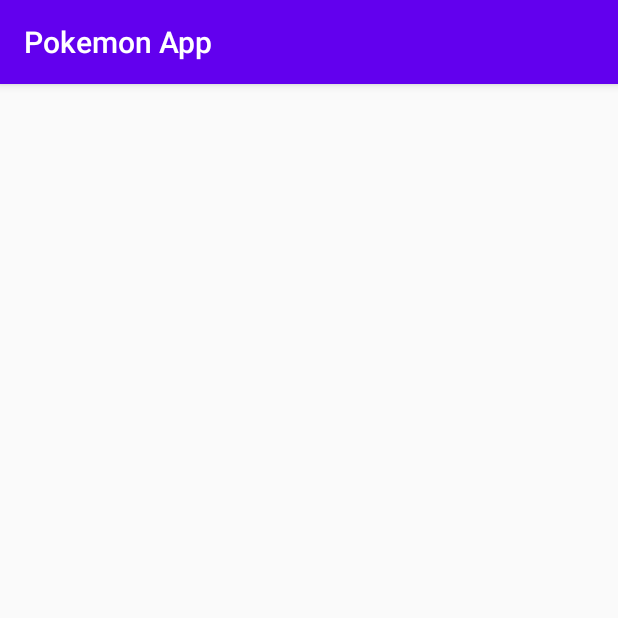
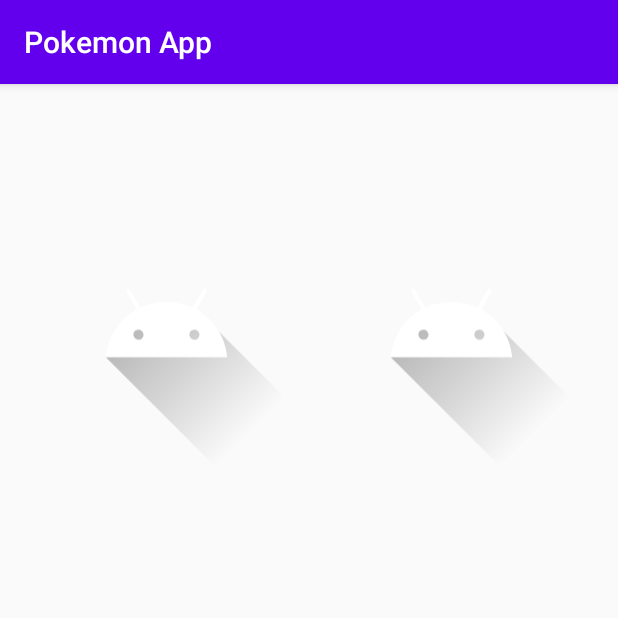
Before and after one commit to overflow96/PokemonApp, an Android app: the PokemonDetailActivity screen opened directly, with no data from a screen before it, on a phone screen of 412 x 824 dp, the top half of it. Run offline under Robolectric (Android 15) with nearby library versions, the phone set to English and light mode, and no system bars; our stand-ins replace paging; libraries missing offline, so code that uses them is left out: androidx.paging; network calls fail; pictures from the network do not load; 3 statements that could not run were skipped.

Commit message:
added new factory and pokemon detail layout

```diff
--- a/app/src/main/AndroidManifest.xml
+++ b/app/src/main/AndroidManifest.xml
@@ -12,7 +12,7 @@
         android:supportsRtl="true"
         android:theme="@style/AppTheme">
         <activity android:name=".ui.PokemonDetailActivity"></activity>
-        <activity android:name=".ui.MainActivity">
+        <activity android:name=".ui.PokemonListActivity">
             <intent-filter>
                 <action android:name="android.intent.action.MAIN" />
 
--- a/app/src/main/java/com/example/pokemonapp/data/PokemonListDataSource.kt
+++ b/app/src/main/java/com/example/pokemonapp/data/PokemonListDataSource.kt
@@ -20,10 +20,6 @@ class PokemonListDataSource(private val webservice: PokemonWebservice, private v
         }
     }
 
-    override fun loadBefore(params: LoadParams<Int>, callback: LoadCallback<Int, Pokemon>) {
-
-    }
-
     override fun loadAfter(params: LoadParams<Int>, callback: LoadCallback<Int, Pokemon>) {
         coroutineScope.launch {
             val pokemonResponse = webservice.getPokemonList((params.key -1) *10, 10)
@@ -36,4 +32,6 @@ class PokemonListDataSource(private val webservice: PokemonWebservice, private v
             }
         }
     }
+
+    override fun loadBefore(params: LoadParams<Int>, callback: LoadCallback<Int, Pokemon>) {}
 }
--- /dev/null
+++ b/app/src/main/java/com/example/pokemonapp/data/PokemonListDataSourceFactory.kt
@@ -0,0 +1,12 @@
+package com.example.pokemonapp.data
+
+import androidx.paging.DataSource
+import com.example.pokemonapp.model.Pokemon
+import com.example.pokemonapp.network.PokemonWebservice
+import kotlinx.coroutines.CoroutineScope
+
+class PokemonListDataSourceFactory(private val webservice: PokemonWebservice, private val coroutineScope: CoroutineScope) : DataSource.Factory<Int, Pokemon>() {
+    override fun create(): DataSource<Int, Pokemon> {
+        return PokemonListDataSource(webservice, coroutineScope)
+    }
+}
--- a/app/src/main/java/com/example/pokemonapp/data/Repository.kt
+++ b/app/src/main/java/com/example/pokemonapp/data/Repository.kt
@@ -1,45 +1,29 @@
 package com.example.pokemonapp.data
 
 import androidx.lifecycle.LiveData
-import androidx.lifecycle.viewModelScope
-import androidx.paging.DataSource
 import androidx.paging.LivePagedListBuilder
 import androidx.paging.PagedList
 import com.example.pokemonapp.model.Pokemon
-import com.example.pokemonapp.model.PokemonApi
 import com.example.pokemonapp.model.PokemonDetail
 import com.example.pokemonapp.network.PokemonWebservice
-import kotlinx.coroutines.CoroutineScope
 
-class Repository(private val webservice: PokemonWebservice, private val coroutineScope: CoroutineScope) {
-    private val liveData : LiveData<PagedList<Pokemon>>
+class Repository(private val webservice: PokemonWebservice, pokemonListDataSourceFactory: PokemonListDataSourceFactory) {
+    val pokemonList : LiveData<PagedList<Pokemon>>
+
+    private companion object{
+        const val PAGE_SIZE = 10
+    }
 
     init {
         val config = PagedList.Config.Builder()
-            .setPageSize(10)
+            .setPageSize(PAGE_SIZE)
             .setEnablePlaceholders(false)
             .build()
-        liveData  = initializedPagedListBuilder(config).build()
+        pokemonList  = LivePagedListBuilder<Int, Pokemon>(pokemonListDataSourceFactory, config).build()
     }
-
-    private fun initializedPagedListBuilder(config: PagedList.Config): LivePagedListBuilder<Int, Pokemon> {
-
-        val dataSourceFactory = object : DataSource.Factory<Int, Pokemon>() {
-            override fun create(): DataSource<Int, Pokemon> {
-                return PokemonListDataSource(webservice, coroutineScope)
-            }
-        }
-        return LivePagedListBuilder<Int, Pokemon>(dataSourceFactory, config)
-    }
-
-    val pokemonList : LiveData<PagedList<Pokemon>>
-        get() = liveData
 
     suspend fun getPokemonDetail(id : Int) : PokemonDetail? {
         val response = webservice.getPokemonDetail(id)
-        if(response.isSuccessful){
-            return response.body()
-        }
-        return null
+        return if(response.isSuccessful) response.body() else null
     }
 }
--- a/app/src/main/java/com/example/pokemonapp/ui/PokemonDetailActivity.kt
+++ b/app/src/main/java/com/example/pokemonapp/ui/PokemonDetailActivity.kt
@@ -5,12 +5,12 @@ import android.os.Bundle
 import androidx.lifecycle.Observer
 import androidx.lifecycle.ViewModelProvider
 import androidx.lifecycle.lifecycleScope
+import com.bumptech.glide.Glide
 import com.example.pokemonapp.R
+import com.example.pokemonapp.data.PokemonListDataSourceFactory
 import com.example.pokemonapp.data.Repository
 import com.example.pokemonapp.network.PokemonWebservice
 import com.example.pokemonapp.ui.viewModel.DetailViewModelFactory
-import com.example.pokemonapp.ui.viewModel.ListViewModelFactory
-import com.example.pokemonapp.ui.viewModel.MainViewModel
 import com.example.pokemonapp.ui.viewModel.PokemonDetailViewModel
 import kotlinx.android.synthetic.main.activity_pokemon_detail.*
 
@@ -23,16 +23,21 @@ class PokemonDetailActivity : AppCompatActivity() {
 
         val id = intent.extras?.getInt("id")?: -1
 
-        val repository = Repository(PokemonWebservice(), lifecycleScope)
+        val webservice = PokemonWebservice()
+        val pokemonListDataSourceFactory = PokemonListDataSourceFactory(webservice, lifecycleScope)
+
+        val repository = Repository(webservice, pokemonListDataSourceFactory)
 
         viewModel = ViewModelProvider(this, DetailViewModelFactory(repository)).get(PokemonDetailViewModel::class.java)
 
         viewModel.fetchPokemonDetail(id)
 
         viewModel.pokemonDetail.observe(this, Observer {
-            pokemonName.text = it.name
+            pokemonName.text = it.name.capitalize()
             pokemonHeight.text = it.height.toString()
             pokemonWeight.text = it.weight.toString()
+            Glide.with(this).load(it.sprites.frontDefault).centerCrop().into(pokemonImageFront)
+            Glide.with(this).load(it.sprites.backDefault).centerCrop().into(pokemonImageBack)
         })
     }
 }
--- a/app/src/main/java/com/example/pokemonapp/ui/viewModel/MainViewModel.kt
+++ b/app/src/main/java/com/example/pokemonapp/ui/viewModel/PokemonListViewModel.kt
@@ -14,7 +14,7 @@ import com.example.pokemonapp.model.PokemonApi
 import com.example.pokemonapp.model.PokemonDetail
 import com.example.pokemonapp.network.PokemonWebservice
 
-class MainViewModel(private val repository: Repository) : ViewModel() {
+class PokemonListViewModel(private val repository: Repository) : ViewModel() {
     val pokemonList : LiveData<PagedList<Pokemon>>
         get() = repository.pokemonList
 }
--- a/app/src/main/java/com/example/pokemonapp/ui/viewModel/ListViewModelFactory.kt
+++ b/app/src/main/java/com/example/pokemonapp/ui/viewModel/PokemonListViewModelFactory.kt
@@ -3,11 +3,9 @@ package com.example.pokemonapp.ui.viewModel
 import androidx.lifecycle.ViewModel
 import androidx.lifecycle.ViewModelProvider
 import com.example.pokemonapp.data.Repository
-import com.example.pokemonapp.network.PokemonWebservice
 
-class ListViewModelFactory(private val repository: Repository) : ViewModelProvider.Factory {
-
+class PokemonListViewModelFactory(private val repository: Repository) : ViewModelProvider.Factory {
     override fun <T : ViewModel?> create(modelClass: Class<T>): T {
-        return MainViewModel(repository) as T
+        return PokemonListViewModel(repository) as T
     }
 }
--- a/app/src/main/res/layout/activity_main.xml
+++ b/app/src/main/res/layout/activity_main.xml
@@ -4,7 +4,7 @@
     xmlns:tools="http://schemas.android.com/tools"
     android:layout_width="match_parent"
     android:layout_height="match_parent"
-    tools:context=".ui.MainActivity">
+    tools:context=".ui.PokemonListActivity">
 
     <androidx.recyclerview.widget.RecyclerView
         android:id="@+id/pokemonRecycler"
--- a/app/src/main/res/layout/activity_pokemon_detail.xml
+++ b/app/src/main/res/layout/activity_pokemon_detail.xml
@@ -3,7 +3,7 @@
     xmlns:app="http://schemas.android.com/apk/res-auto"
     xmlns:tools="http://schemas.android.com/tools"
     android:layout_width="match_parent"
-    android:layout_height="wrap_content"
+    android:layout_height="match_parent"
     tools:context=".ui.PokemonDetailActivity">
 
     <TextView
@@ -11,10 +11,13 @@
         android:layout_width="0dp"
         android:layout_height="wrap_content"
         android:layout_marginStart="16dp"
-        android:layout_marginTop="8dp"
+        android:layout_marginTop="16dp"
         android:layout_marginEnd="16dp"
+        android:fontFamily="sans-serif-light"
         android:textAlignment="center"
+        android:textSize="36sp"
         app:layout_constraintEnd_toEndOf="parent"
+        app:layout_constraintHorizontal_bias="0.0"
         app:layout_constraintStart_toStartOf="parent"
         app:layout_constraintTop_toTopOf="parent" />
 
@@ -22,23 +25,35 @@
         android:id="@+id/pokemonHeight"
         android:layout_width="0dp"
         android:layout_height="wrap_content"
-        android:layout_marginStart="16dp"
-        android:layout_marginTop="8dp"
-        android:layout_marginEnd="16dp"
         android:textAlignment="center"
-        app:layout_constraintEnd_toEndOf="parent"
-        app:layout_constraintStart_toStartOf="parent"
-        app:layout_constraintTop_toBottomOf="@+id/pokemonName" />
+        app:layout_constraintEnd_toEndOf="@+id/pokemonName"
+        app:layout_constraintStart_toStartOf="@+id/pokemonName"
+        app:layout_constraintTop_toBottomOf="@+id/pokemonWeight" />
 
     <TextView
         android:id="@+id/pokemonWeight"
         android:layout_width="0dp"
         android:layout_height="wrap_content"
-        android:layout_marginStart="16dp"
-        android:layout_marginTop="8dp"
-        android:layout_marginEnd="16dp"
         android:textAlignment="center"
-        app:layout_constraintEnd_toEndOf="parent"
-        app:layout_constraintStart_toStartOf="parent"
-        app:layout_constraintTop_toBottomOf="@+id/pokemonHeight" />
+        app:layout_constraintEnd_toEndOf="@+id/pokemonName"
+        app:layout_constraintStart_toStartOf="@+id/pokemonName"
+        app:layout_constraintTop_toBottomOf="@+id/pokemonImageFront" />
+
+    <ImageView
+        android:id="@+id/pokemonImageFront"
+        android:layout_width="0dp"
+        android:layout_height="200dp"
+        app:layout_constraintEnd_toStartOf="@+id/pokemonImageBack"
+        app:layout_constraintStart_toStartOf="@+id/pokemonName"
+        app:layout_constraintTop_toBottomOf="@+id/pokemonName"
+        app:srcCompat="@drawable/ic_launcher_foreground" />
+
+    <ImageView
+        android:id="@+id/pokemonImageBack"
+        android:layout_width="0dp"
+        android:layout_height="200dp"
+        app:layout_constraintEnd_toEndOf="@+id/pokemonName"
+        app:layout_constraintStart_toEndOf="@+id/pokemonImageFront"
+        app:layout_constraintTop_toBottomOf="@+id/pokemonName"
+        app:srcCompat="@drawable/ic_launcher_foreground" />
 </androidx.constraintlayout.widget.ConstraintLayout>
```
Also changed, not shown: app/src/main/java/com/example/pokemonapp/ui/PokemonListActivity.kt (renamed from app/src/main/java/com/example/pokemonapp/ui/MainActivity.kt, +10 -6 lines), app/src/main/res/layout/adapter_item.xml (+4 -5 lines).
